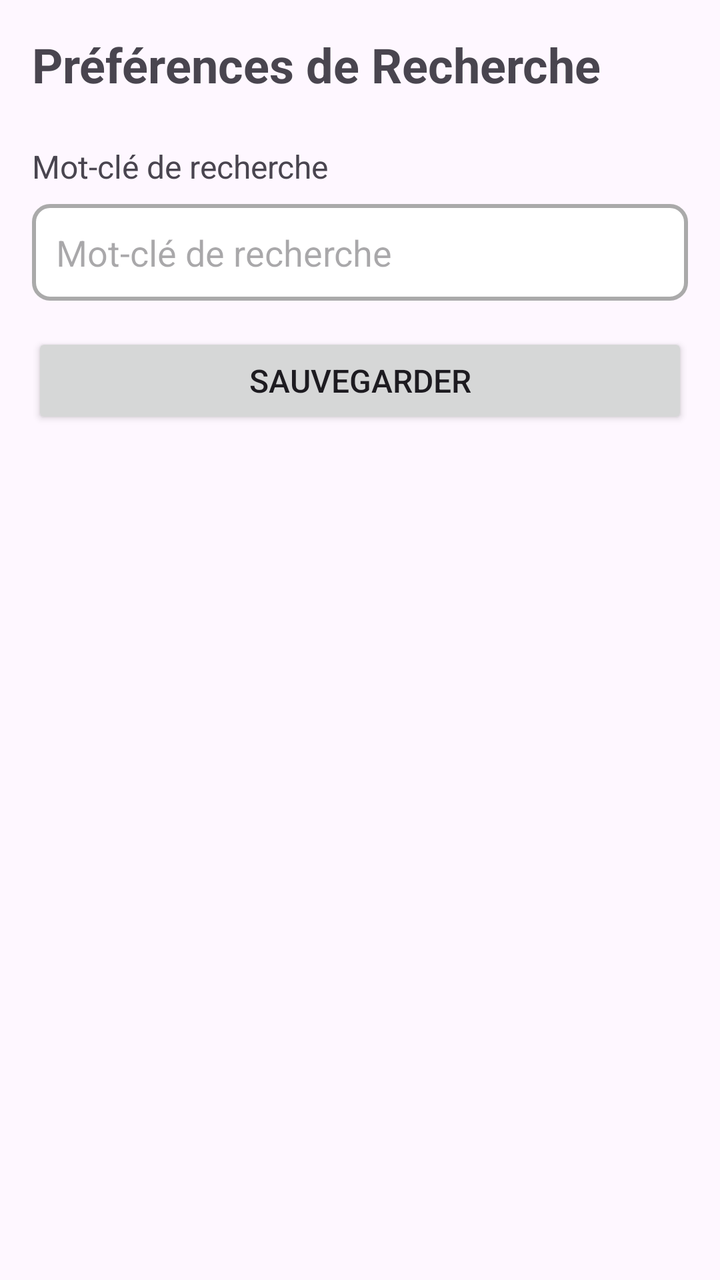
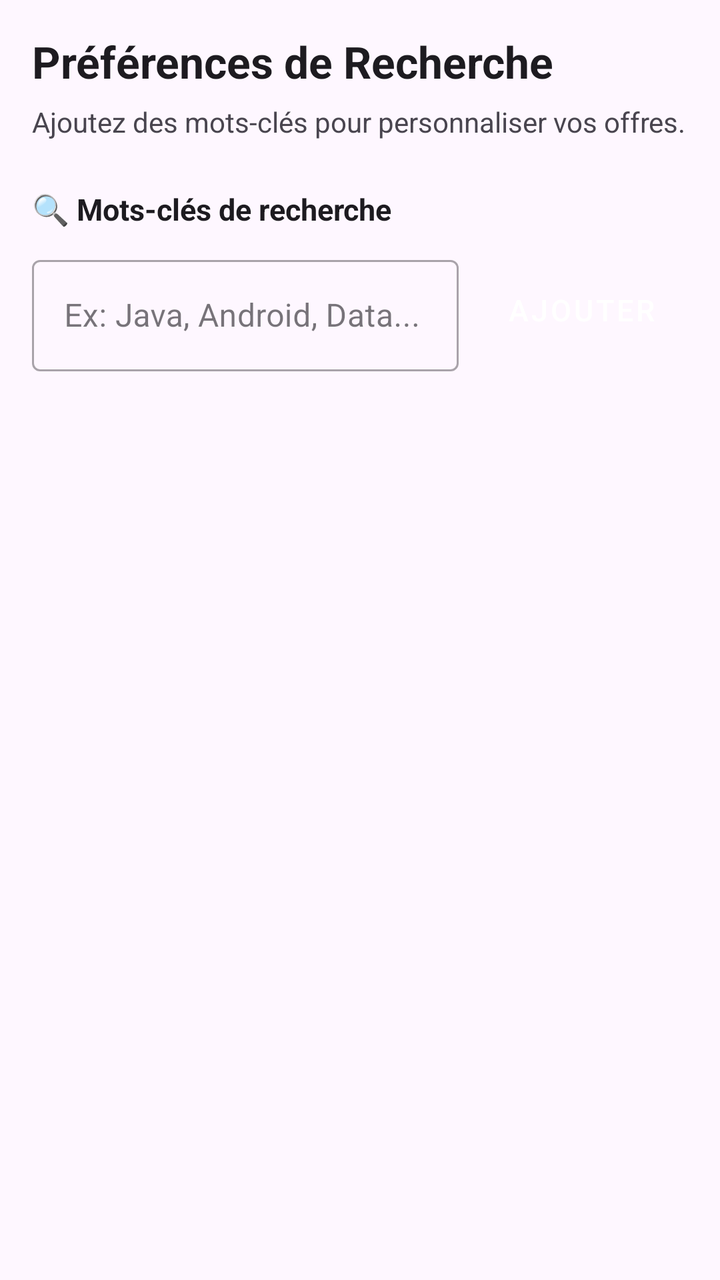

Before-and-after screenshots of an Android layout around one commit, followed by the original layout XML and the change that was made.
<!-- AndroidManifest.xml: application theme Theme.JobBoard -->
<!-- res/layout/fragment_preferences.xml -->
<?xml version="1.0" encoding="utf-8"?>
<LinearLayout xmlns:android="http://schemas.android.com/apk/res/android"
    android:layout_width="match_parent"
    android:layout_height="match_parent"
    android:orientation="vertical"
    android:padding="16dp">

    <TextView
        android:layout_width="wrap_content"
        android:layout_height="wrap_content"
        android:text="Préférences de Recherche"
        android:textSize="24sp"
        android:textStyle="bold"
        android:layout_marginBottom="24dp" />

    <TextView
        android:layout_width="wrap_content"
        android:layout_height="wrap_content"
        android:text="Mot-clé de recherche"
        android:textSize="16sp"
        android:layout_marginBottom="8dp" />

    <EditText
        android:id="@+id/search_keyword_edit_text"
        android:layout_width="match_parent"
        android:layout_height="wrap_content"
        android:hint="@string/search_keyword_hint"
        android:inputType="text"
        android:padding="12dp"
        android:layout_marginBottom="16dp"
        android:background="@drawable/edit_text_background" />

    <Button
        android:id="@+id/save_button"
        android:layout_width="match_parent"
        android:layout_height="wrap_content"
        android:text="@string/save_button"
        android:textSize="16sp"
        android:padding="12dp" />

</LinearLayout>
<!-- resources referenced by this layout -->
<resources>
  <!-- drawable edit_text_background (drawable) -->
  <?xml version="1.0" encoding="utf-8"?>
  <shape xmlns:android="http://schemas.android.com/apk/res/android">
      <solid android:color="@android:color/white" />
      <stroke
          android:width="2dp"
          android:color="@android:color/darker_gray" />
      <corners android:radius="8dp" />
      <padding
          android:left="8dp"
          android:right="8dp"
          android:top="8dp"
          android:bottom="8dp" />
  </shape>
  <string name="save_button">Sauvegarder</string>
  <string name="search_keyword_hint">Mot-clé de recherche</string>
  <style name="Theme.JobBoard" parent="Base.Theme.JobBoard" />
  <style name="Base.Theme.JobBoard" parent="Theme.Material3.DayNight.NoActionBar">
          
          
      </style>
</resources>

<!-- the commit's change to res/layout/fragment_preferences.xml (unified diff, before → after) -->
@@ -1,41 +1,120 @@
 <?xml version="1.0" encoding="utf-8"?>
-<LinearLayout xmlns:android="http://schemas.android.com/apk/res/android"
+<ScrollView xmlns:android="http://schemas.android.com/apk/res/android"
+    xmlns:app="http://schemas.android.com/apk/res-auto"
     android:layout_width="match_parent"
     android:layout_height="match_parent"
-    android:orientation="vertical"
-    android:padding="16dp">
+    android:fillViewport="true">
 
-    <TextView
-        android:layout_width="wrap_content"
-        android:layout_height="wrap_content"
-        android:text="Préférences de Recherche"
-        android:textSize="24sp"
-        android:textStyle="bold"
-        android:layout_marginBottom="24dp" />
-
-    <TextView
-        android:layout_width="wrap_content"
-        android:layout_height="wrap_content"
-        android:text="Mot-clé de recherche"
-        android:textSize="16sp"
-        android:layout_marginBottom="8dp" />
-
-    <EditText
-        android:id="@+id/search_keyword_edit_text"
+    <LinearLayout
         android:layout_width="match_parent"
         android:layout_height="wrap_content"
-        android:hint="@string/search_keyword_hint"
-        android:inputType="text"
-        android:padding="12dp"
-        android:layout_marginBottom="16dp"
-        android:background="@drawable/edit_text_background" />
+        android:orientation="vertical"
+        android:padding="16dp">
 
-    <Button
-        android:id="@+id/save_button"
-        android:layout_width="match_parent"
-        android:layout_height="wrap_content"
-        android:text="@string/save_button"
-        android:textSize="16sp"
-        android:padding="12dp" />
+        
+        <TextView
+            android:layout_width="match_parent"
+            android:layout_height="wrap_content"
+            android:text="Préférences de Recherche"
+            android:textSize="22sp"
+            android:textStyle="bold"
+            android:textColor="?android:attr/textColorPrimary"
+            android:layout_marginBottom="6dp" />
 
-</LinearLayout>
+        <TextView
+            android:layout_width="match_parent"
+            android:layout_height="wrap_content"
+            android:text="Ajoutez des mots-clés pour personnaliser vos offres."
+            android:textSize="14sp"
+            android:textColor="?android:attr/textColorSecondary"
+            android:layout_marginBottom="24dp" />
+
+        
+        <TextView
+            android:layout_width="match_parent"
+            android:layout_height="wrap_content"
+            android:text="🔍 Mots-clés de recherche"
+            android:textSize="15sp"
+            android:textStyle="bold"
+            android:textColor="?android:attr/textColorPrimary"
+            android:layout_marginBottom="10dp" />
+
+        
+        <LinearLayout
+            android:layout_width="match_parent"
+            android:layout_height="wrap_content"
+            android:orientation="horizontal"
+            android:layout_marginBottom="16dp">
+
+            <com.google.android.material.textfield.TextInputLayout
+                android:layout_width="0dp"
+                android:layout_height="wrap_content"
+                android:layout_weight="1"
+                android:layout_marginEnd="8dp"
+                style="@style/Widget.MaterialComponents.TextInputLayout.OutlinedBox"
+                app:hintTextColor="?android:attr/textColorSecondary">
+
+                <com.google.android.material.textfield.TextInputEditText
+                    android:id="@+id/search_keyword_edit_text"
+                    android:layout_width="match_parent"
+                    android:layout_height="wrap_content"
+                    android:hint="@string/search_keyword_hint"
+                    android:inputType="text"
+                    android:imeOptions="actionDone"
+                    android:maxLines="1" />
+
+            </com.google.android.material.textfield.TextInputLayout>
+
+            <Button
+                android:id="@+id/add_keyword_button"
+                android:layout_width="wrap_content"
+                android:layout_height="wrap_content"
+                android:layout_gravity="center_vertical"
+                android:text="@string/add_keyword_button"
+                android:textSize="15sp"
+                style="@style/Widget.MaterialComponents.Button" />
+
+        </LinearLayout>
+
+        
+        <TextView
+            android:id="@+id/chips_label"
+            android:layout_width="match_parent"
+            android:layout_height="wrap_content"
+            android:text="Mots-clés ajoutés :"
+            android:textSize="13sp"
+            android:textColor="?android:attr/textColorSecondary"
+            android:layout_marginBottom="8dp"
+            android:visibility="gone" />
+
+        <com.google.android.material.chip.ChipGroup
+            android:id="@+id/chip_group_keywords"
+            android:layout_width="match_parent"
+            android:layout_height="wrap_content"
+            android:layout_marginBottom="16dp"
+            app:chipSpacingHorizontal="8dp"
+            app:chipSpacingVertical="4dp" />
+
+        
+        <Button
+            android:id="@+id/clear_all_button"
+            android:layout_width="wrap_content"
+            android:layout_height="wrap_content"
+            android:text="@string/clear_all_button"
+            android:textSize="13sp"
+            android:visibility="gone"
+            style="@style/Widget.MaterialComponents.Button.OutlinedButton" />
+
+        
+        <TextView
+            android:id="@+id/keywords_count_text"
+            android:layout_width="match_parent"
+            android:layout_height="wrap_content"
+            android:text=""
+            android:textSize="12sp"
+            android:textColor="?android:attr/textColorSecondary"
+            android:layout_marginTop="8dp"
+            android:visibility="gone" />
+
+    </LinearLayout>
+</ScrollView>
<!-- resource entries referenced after the edit -->
@@ -1,21 +1,8 @@
 <!-- resources referenced by this layout -->
 <resources>
-  <!-- drawable edit_text_background (drawable) -->
-  <?xml version="1.0" encoding="utf-8"?>
-  <shape xmlns:android="http://schemas.android.com/apk/res/android">
-      <solid android:color="@android:color/white" />
-      <stroke
-          android:width="2dp"
-          android:color="@android:color/darker_gray" />
-      <corners android:radius="8dp" />
-      <padding
-          android:left="8dp"
-          android:right="8dp"
-          android:top="8dp"
-          android:bottom="8dp" />
-  </shape>
-  <string name="save_button">Sauvegarder</string>
-  <string name="search_keyword_hint">Mot-clé de recherche</string>
+  <string name="add_keyword_button">Ajouter</string>
+  <string name="clear_all_button">Tout effacer</string>
+  <string name="search_keyword_hint">Ex: Java, Android, Data...</string>
   <style name="Theme.JobBoard" parent="Base.Theme.JobBoard" />
   <style name="Base.Theme.JobBoard" parent="Theme.Material3.DayNight.NoActionBar">
           
